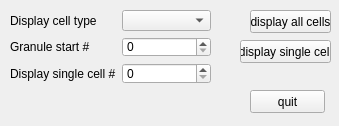
Old version of the form PSHViewer/includes/mainw.ui in the repository wenkeli/Cerebellum_simulation.
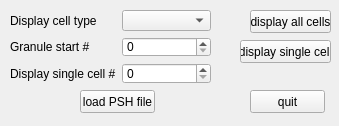
New version of the form.

Diff of the .ui file:
```diff
--- a/PSHViewer/includes/mainw.ui
+++ b/PSHViewer/includes/mainw.ui
@@ -94,6 +94,19 @@
      <string>quit</string>
     </property>
    </widget>
+   <widget class="QPushButton" name="loadPSH" >
+    <property name="geometry" >
+     <rect>
+      <x>80</x>
+      <y>90</y>
+      <width>75</width>
+      <height>23</height>
+     </rect>
+    </property>
+    <property name="text" >
+     <string>load PSH file</string>
+    </property>
+   </widget>
   </widget>
  </widget>
  <resources/>
```
Left out of the diff: 17 changed lines with no effect on the pictures.
